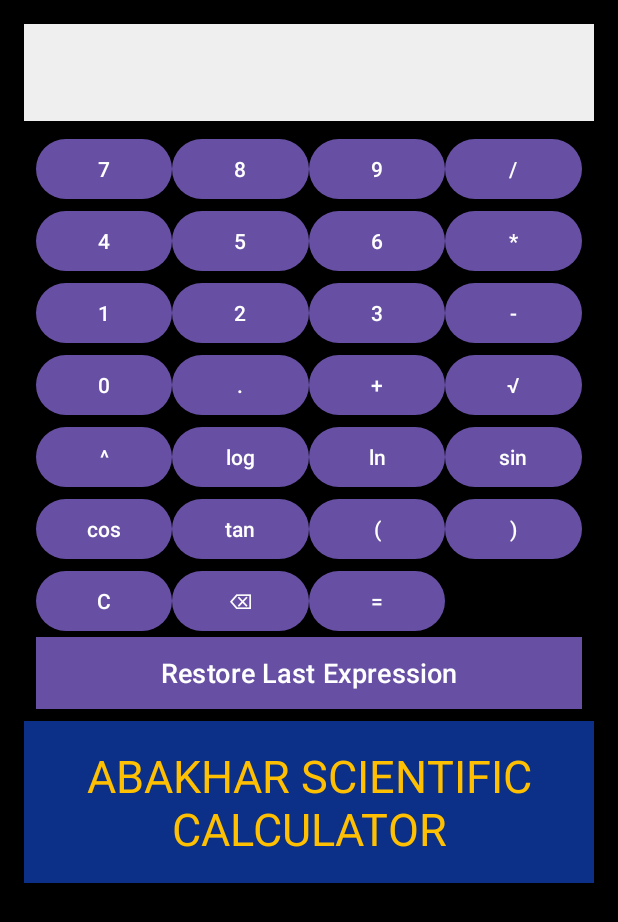
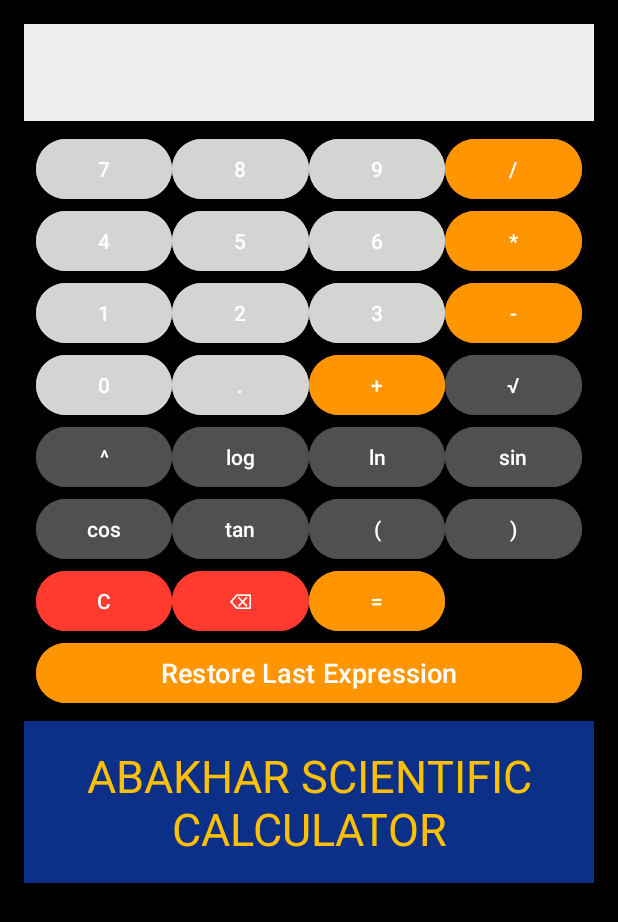
Before and after one commit to ABAKHAR721/Scientific-calculator, an Android app: the screen it shows after launch (MainActivity), on a phone screen of 412 x 824 dp. Shown: the top 922 px of the screen. Run offline under Robolectric (Android 15) with nearby library versions, the phone set to English and light mode, and no system bars.

```diff
--- a/app/src/main/res/layout/activity_main.xml
+++ b/app/src/main/res/layout/activity_main.xml
@@ -29,29 +29,36 @@
             android:layout_width="0dp"
             android:layout_height="wrap_content"
             android:layout_columnWeight="1"
-            android:text="7" />
+            android:text="7"
+            android:backgroundTint="@color/button_bg_number"
+            android:textColor="@color/button_text_default" />
 
         <Button
             android:id="@+id/button8"
             android:layout_width="0dp"
             android:layout_height="wrap_content"
             android:layout_columnWeight="1"
-            android:text="8" />
+            android:text="8"
+            android:backgroundTint="@color/button_bg_number"
+            android:textColor="@color/button_text_default" />
 
         <Button
             android:id="@+id/button9"
-
             android:layout_width="0dp"
             android:layout_height="wrap_content"
             android:layout_columnWeight="1"
-            android:text="9" />
+            android:text="9"
+            android:backgroundTint="@color/button_bg_number"
+            android:textColor="@color/button_text_default" />
 
         <Button
             android:id="@+id/buttonDiv"
             android:layout_width="0dp"
             android:layout_height="wrap_content"
             android:layout_columnWeight="1"
-            android:text="/" />
+            android:text="/"
+            android:backgroundTint="@color/button_bg_operator"
+            android:textColor="@color/button_text_operator" />
 
         <!-- Row 2 -->
         <Button
@@ -59,28 +66,36 @@
             android:layout_width="0dp"
             android:layout_height="wrap_content"
             android:layout_columnWeight="1"
-            android:text="4" />
+            android:text="4"
+            android:backgroundTint="@color/button_bg_number"
+            android:textColor="@color/button_text_default" />
 
         <Button
             android:id="@+id/button5"
             android:layout_width="0dp"
             android:layout_height="wrap_content"
             android:layout_columnWeight="1"
-            android:text="5" />
+            android:text="5"
+            android:backgroundTint="@color/button_bg_number"
+            android:textColor="@color/button_text_default" />
 
         <Button
             android:id="@+id/button6"
             android:layout_width="0dp"
             android:layout_height="wrap_content"
             android:layout_columnWeight="1"
-            android:text="6" />
+            android:text="6"
+            android:backgroundTint="@color/button_bg_number"
+            android:textColor="@color/button_text_default" />
 
         <Button
             android:id="@+id/buttonMul"
             android:layout_width="0dp"
             android:layout_height="wrap_content"
             android:layout_columnWeight="1"
-            android:text="*" />
+            android:text="*"
+            android:backgroundTint="@color/button_bg_operator"
+            android:textColor="@color/button_text_operator" />
 
         <!-- Row 3 -->
         <Button
@@ -88,28 +103,36 @@
             android:layout_width="0dp"
             android:layout_height="wrap_content"
             android:layout_columnWeight="1"
-            android:text="1" />
+            android:text="1"
+            android:backgroundTint="@color/button_bg_number"
+            android:textColor="@color/button_text_default" />
 
         <Button
             android:id="@+id/button2"
             android:layout_width="0dp"
             android:layout_height="wrap_content"
             android:layout_columnWeight="1"
-            android:text="2" />
+            android:text="2"
+            android:backgroundTint="@color/button_bg_number"
+            android:textColor="@color/button_text_default" />
 
         <Button
             android:id="@+id/button3"
             android:layout_width="0dp"
             android:layout_height="wrap_content"
             android:layout_columnWeight="1"
-            android:text="3" />
+            android:text="3"
+            android:backgroundTint="@color/button_bg_number"
+            android:textColor="@color/button_text_default" />
 
         <Button
             android:id="@+id/buttonMinus"
             android:layout_width="0dp"
             android:layout_height="wrap_content"
             android:layout_columnWeight="1"
-            android:text="-" />
+            android:text="-"
+            android:backgroundTint="@color/button_bg_operator"
+            android:textColor="@color/button_text_operator" />
 
         <!-- Row 4 -->
         <Button
@@ -117,21 +140,27 @@
             android:layout_width="0dp"
             android:layout_height="wrap_content"
             android:layout_columnWeight="1"
-            android:text="0" />
+            android:text="0"
+            android:backgroundTint="@color/button_bg_number"
+            android:textColor="@color/button_text_default" />
 
         <Button
             android:id="@+id/buttonDot"
             android:layout_width="0dp"
             android:layout_height="wrap_content"
             android:layout_columnWeight="1"
-            android:text="." />
+            android:text="."
+            android:backgroundTint="@color/button_bg_number"
+            android:textColor="@color/button_text_default" />
 
         <Button
             android:id="@+id/buttonPlus"
             android:layout_width="0dp"
             android:layout_height="wrap_content"
             android:layout_columnWeight="1"
-            android:text="+" />
+            android:text="+"
+            android:backgroundTint="@color/button_bg_operator"
+            android:textColor="@color/button_text_operator" />
 
         <!-- Row 5 (Scientific functions) -->
         <Button
@@ -139,83 +168,109 @@
             android:layout_width="0dp"
             android:layout_height="wrap_content"
             android:layout_columnWeight="1"
-            android:text="√"/>
+            android:text="√"
+            android:backgroundTint="@color/button_bg_function"
+            android:textColor="@color/button_text_default" />
+
         <Button
             android:id="@+id/buttonPower"
             android:layout_width="0dp"
             android:layout_height="wrap_content"
             android:layout_columnWeight="1"
-            android:text="^" />
+            android:text="^"
+            android:backgroundTint="@color/button_bg_function"
+            android:textColor="@color/button_text_default" />
 
         <Button
             android:id="@+id/buttonLog"
             android:layout_width="0dp"
             android:layout_height="wrap_content"
             android:layout_columnWeight="1"
-            android:text="log" />
+            android:text="log"
+            android:backgroundTint="@color/button_bg_function"
+            android:textColor="@color/button_text_default" />
 
         <Button
             android:id="@+id/buttonLn"
             android:layout_width="0dp"
             android:layout_height="wrap_content"
             android:layout_columnWeight="1"
-            android:text="ln" />
+            android:text="ln"
+            android:backgroundTint="@color/button_bg_function"
+            android:textColor="@color/button_text_default" />
 
         <Button
             android:id="@+id/buttonSin"
             android:layout_width="0dp"
             android:layout_height="wrap_content"
             android:layout_columnWeight="1"
-            android:text="sin" />
+            android:text="sin"
+            android:backgroundTint="@color/button_bg_function"
+            android:textColor="@color/button_text_default" />
 
         <Button
             android:id="@+id/buttonCos"
             android:layout_width="0dp"
             android:layout_height="wrap_content"
             android:layout_columnWeight="1"
-            android:text="cos" />
+            android:text="cos"
+            android:backgroundTint="@color/button_bg_function"
+            android:textColor="@color/button_text_default" />
 
         <Button
             android:id="@+id/buttonTan"
             android:layout_width="0dp"
             android:layout_height="wrap_content"
             android:layout_columnWeight="1"
-            android:text="tan" />
+            android:text="tan"
+            android:backgroundTint="@color/button_bg_function"
+            android:textColor="@color/button_text_default" />
 
         <Button
             android:id="@+id/buttonOpenParen"
             android:layout_width="0dp"
             android:layout_height="wrap_content"
             android:layout_columnWeight="1"
-            android:text="(" />
+            android:text="("
+            android:backgroundTint="@color/button_bg_function"
+            android:textColor="@color/button_text_default" />
 
         <Button
             android:id="@+id/buttonCloseParen"
             android:layout_width="0dp"
             android:layout_height="wrap_content"
             android:layout_columnWeight="1"
-            android:text=")" />
+            android:text=")"
+            android:backgroundTint="@color/button_bg_function"
+            android:textColor="@color/button_text_default" />
 
         <Button
             android:id="@+id/buttonClear"
             android:layout_width="0dp"
             android:layout_height="wrap_content"
             android:layout_columnWeight="1"
-            android:text="C" />
+            android:text="C"
+            android:backgroundTint="@color/button_bg_clear"
+            android:textColor="@color/button_text_default" />
 
         <Button
             android:id="@+id/buttonBackspace"
             android:layout_width="0dp"
             android:layout_height="wrap_content"
             android:layout_columnWeight="1"
-            android:text="⌫" />
+            android:text="⌫"
+            android:backgroundTint="@color/button_bg_clear"
+            android:textColor="@color/button_text_default" />
 
         <Button
             android:id="@+id/buttonEqual"
             android:layout_width="0dp"
             android:layout_height="wrap_content"
             android:layout_columnWeight="1"
-            android:text="=" />
+            android:text="="
+            android:backgroundTint="@color/button_bg_operator"
+            android:textColor="@color/button_text_operator" />
+
         <!-- Button to restore the last expression -->
         <Button
             android:id="@+id/buttonRestore"
@@ -223,13 +278,12 @@
             android:layout_height="wrap_content"
             android:layout_columnSpan="4"
             android:text="Restore Last Expression"
-            android:textColor="#FFFFFF"
-            android:background="#0C2F87"
+            android:textColor="@color/button_text_default"
+            android:backgroundTint="@color/button_bg_operator"
             android:textSize="18sp"
             android:layout_gravity="fill_horizontal"/>
 
     </GridLayout>
-
 
     <TextView
         android:layout_width="match_parent"
```
